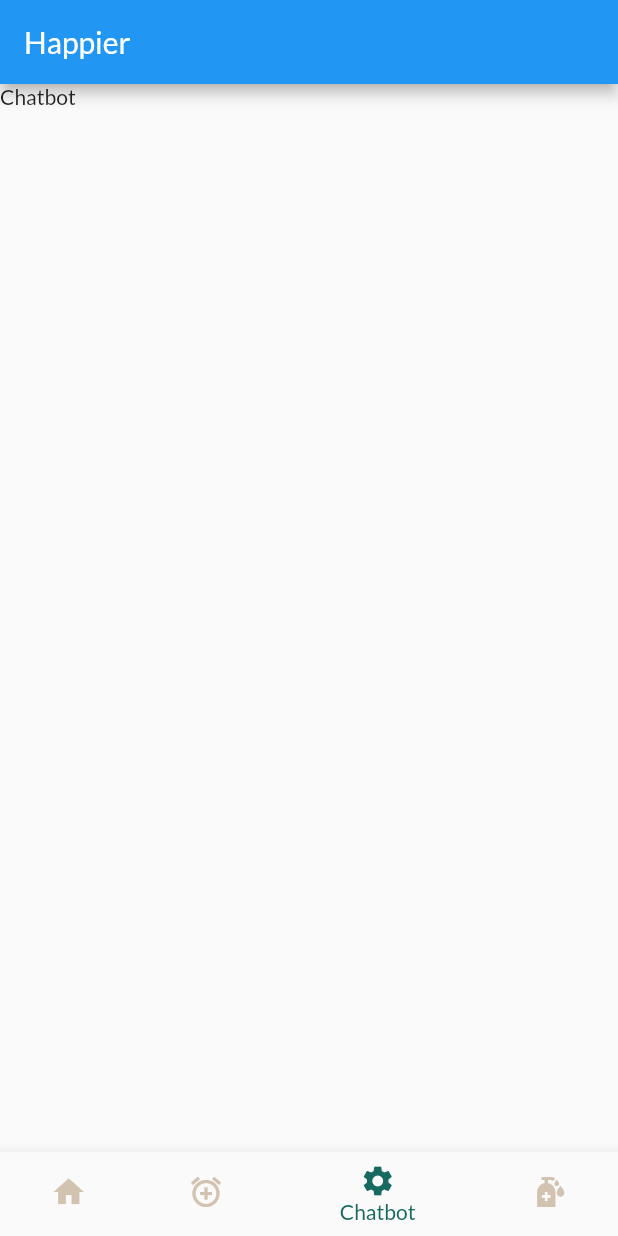
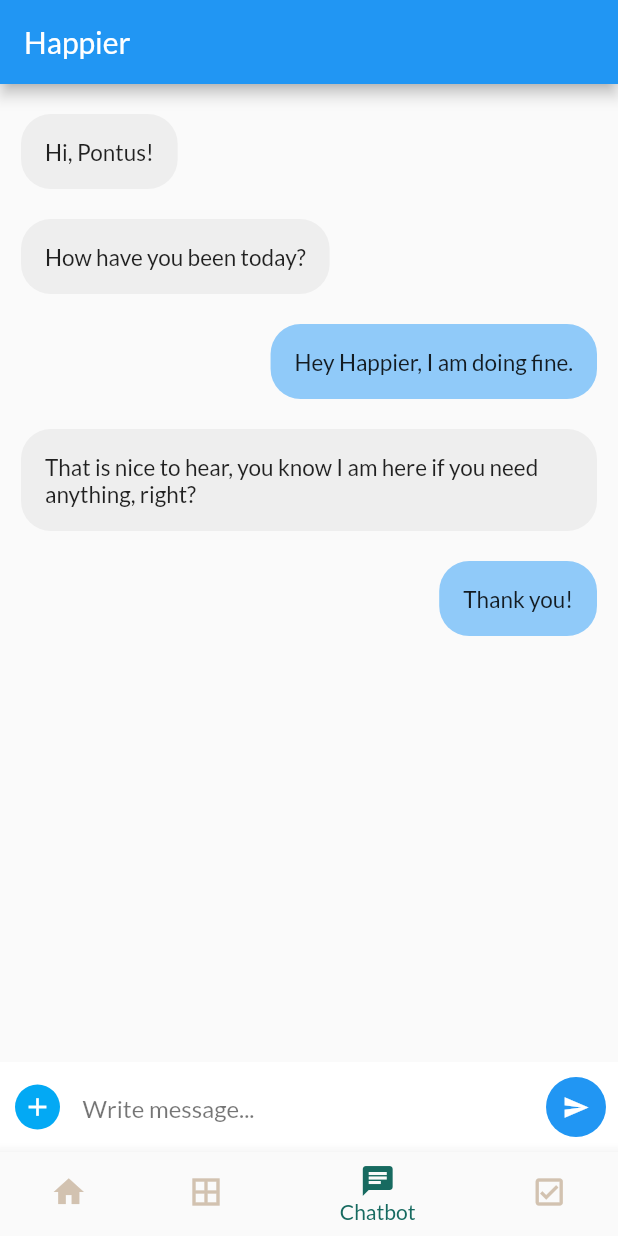
Before and after one commit to Mathugo/Happier, a Flutter app: the screen it shows after launch, item 3 of the bottom bar chosen, on a phone screen of 412 x 824 dp. Run offline on Flutter 3.47's test engine with Material 2 defaults, Android fonts, the phone set to English and light mode, and no system bars; our stand-ins replace equatable, flutter_bloc, google_fonts.

Commit message:
shell chatbot screen

```diff
--- /dev/null
+++ b/happier/lib/api/models/chat_message.dart
@@ -0,0 +1,6 @@
+class ChatMessage{
+  final String messageContent;
+  final String messageType;
+
+  const ChatMessage({required this.messageContent, required this.messageType});
+}
--- a/happier/lib/ui/app.dart
+++ b/happier/lib/ui/app.dart
@@ -1,9 +1,8 @@
-import 'dart:developer';
-
 import 'package:flutter/material.dart';
 import 'package:flutter_bloc/flutter_bloc.dart';
 import 'package:google_fonts/google_fonts.dart';
 import 'package:happier/blocs/current_view/current_view.dart';
+import 'package:happier/ui/screens/chatbot.screen.dart';
 import 'package:happier/ui/screens/home.screen.dart';
 import 'package:happier/utils/constants/colors.dart';
 import 'package:happier/utils/helpers/create_material_color.dart';
@@ -33,14 +32,12 @@ class App extends StatelessWidget {
         ),
         body:
             BlocBuilder<CurrentViewBloc, ViewState>(builder: (context, state) {
-          print('Current ViewState: $state');
-
           if (state is HomeSelected) {
             return const HomeScreen();
           } else if (state is BoardSelected) {
             return const Text('Board');
           } else if (state is ChatbotSelected) {
-            return const Text('Chatbot');
+            return const ChatbotScreen();
           } else if (state is ObjectivesSelected) {
             return const Text('Objectives');
           }
@@ -49,8 +46,6 @@ class App extends StatelessWidget {
         }),
         bottomNavigationBar:
             BlocBuilder<CurrentViewBloc, ViewState>(builder: (context, state) {
-          print('Current viewId: ${state.viewId}');
-
           return BottomNavigationBar(
             items: const <BottomNavigationBarItem>[
               BottomNavigationBarItem(
@@ -58,15 +53,15 @@ class App extends StatelessWidget {
                 label: 'Home',
               ),
               BottomNavigationBarItem(
-                icon: Icon(Icons.add_alarm),
+                icon: Icon(Icons.border_all_outlined),
                 label: 'Board',
               ),
               BottomNavigationBarItem(
-                icon: Icon(Icons.settings),
+                icon: Icon(Icons.chat),
                 label: 'Chatbot',
               ),
               BottomNavigationBarItem(
-                icon: Icon(Icons.sanitizer),
+                icon: Icon(Icons.check_box_outlined),
                 label: 'Objectives',
               ),
             ],
--- /dev/null
+++ b/happier/lib/ui/screens/chatbot.screen.dart
@@ -0,0 +1,116 @@
+import 'package:flutter/material.dart';
+import 'package:happier/api/models/chat_message.dart';
+
+class ChatbotScreen extends StatelessWidget {
+  static const List<ChatMessage> messages = [
+    ChatMessage(messageContent: 'Hi, Pontus!', messageType: 'receiver'),
+    ChatMessage(
+        messageContent: 'How have you been today?', messageType: 'receiver'),
+    ChatMessage(
+        messageContent: 'Hey Happier, I am doing fine.', messageType: 'sender'),
+    ChatMessage(
+        messageContent:
+            'That is nice to hear, you know I am here if you need anything, right?',
+        messageType: 'receiver'),
+    ChatMessage(messageContent: 'Thank you!', messageType: 'sender'),
+  ];
+
+  const ChatbotScreen({Key? key}) : super(key: key);
+
+  @override
+  Widget build(BuildContext context) {
+    return Column(
+      children: [
+        Expanded(
+          child: Stack(
+            children: <Widget>[
+              ListView.builder(
+                itemCount: messages.length,
+                shrinkWrap: true,
+                padding: const EdgeInsets.only(top: 10, bottom: 10),
+                physics: const NeverScrollableScrollPhysics(),
+                itemBuilder: (context, index) {
+                  return Container(
+                    padding: const EdgeInsets.only(
+                        left: 14, right: 14, top: 10, bottom: 10),
+                    child: Align(
+                      alignment: (messages[index].messageType == 'receiver'
+                          ? Alignment.topLeft
+                          : Alignment.topRight),
+                      child: Container(
+                        decoration: BoxDecoration(
+                          borderRadius: BorderRadius.circular(20),
+                          color: (messages[index].messageType == 'receiver'
+                              ? Colors.grey.shade200
+                              : Colors.blue[200]),
+                        ),
+                        padding: const EdgeInsets.all(16),
+                        child: Text(
+                          messages[index].messageContent,
+                          style: const TextStyle(fontSize: 15),
+                        ),
+                      ),
+                    ),
+                  );
+                },
+              ),
+            ],
+          ),
+        ),
+        Align(
+          alignment: Alignment.bottomLeft,
+          child: Container(
+            padding: const EdgeInsets.only(left: 10, bottom: 10, top: 10),
+            height: 60,
+            width: double.infinity,
+            color: Colors.white,
+            child: Row(
+              children: <Widget>[
+                GestureDetector(
+                  onTap: () {},
+                  child: Container(
+                    height: 30,
+                    width: 30,
+                    decoration: BoxDecoration(
+                      color: Colors.lightBlue,
+                      borderRadius: BorderRadius.circular(30),
+                    ),
+                    child: const Icon(
+                      Icons.add,
+                      color: Colors.white,
+                      size: 20,
+                    ),
+                  ),
+                ),
+                const SizedBox(
+                  width: 15,
+                ),
+                const Expanded(
+                  child: TextField(
+                    decoration: InputDecoration(
+                        hintText: 'Write message...',
+                        hintStyle: TextStyle(color: Colors.black54),
+                        border: InputBorder.none),
+                  ),
+                ),
+                const SizedBox(
+                  width: 15,
+                ),
+                FloatingActionButton(
+                  onPressed: () {},
+                  child: const Icon(
+                    Icons.send,
+                    color: Colors.white,
+                    size: 18,
+                  ),
+                  backgroundColor: Colors.blue,
+                  elevation: 0,
+                ),
+              ],
+            ),
+          ),
+        )
+      ],
+    );
+  }
+}
```
